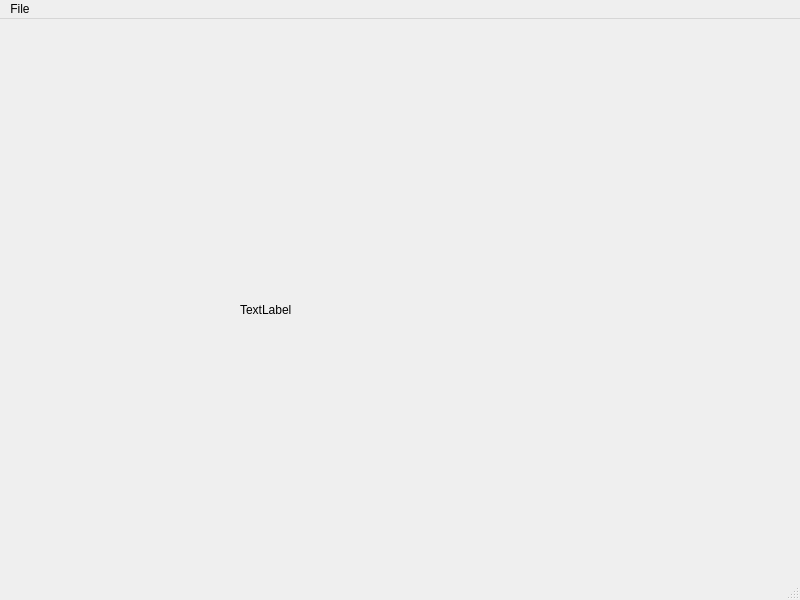
The window that mainwindow.ui (marl0vv/PROMETHEEMethodsApp) describes before a commit, drawn with Qt 5.
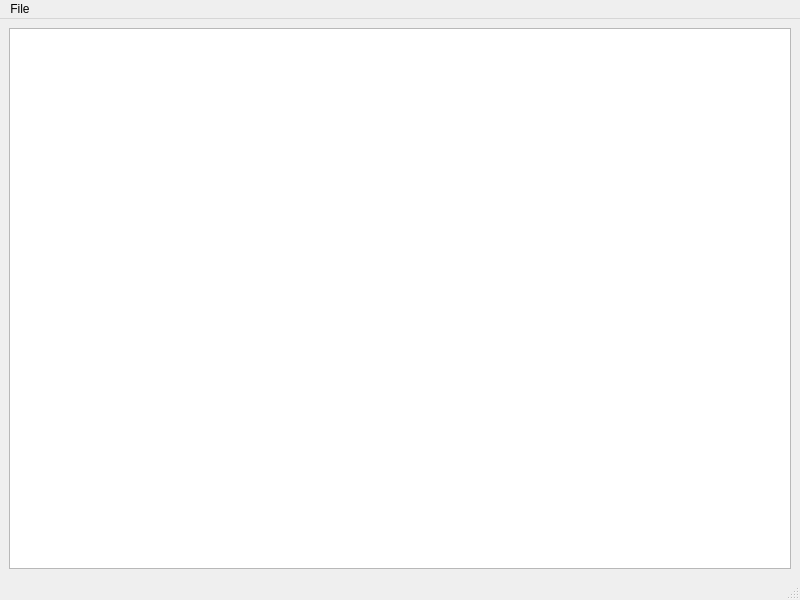
The same window after the commit.

Diff of the .ui file:
```diff
--- a/mainwindow.ui
+++ b/mainwindow.ui
@@ -14,19 +14,11 @@
    <string>MainWindow</string>
   </property>
   <widget class="QWidget" name="centralwidget">
-   <widget class="QLabel" name="label">
-    <property name="geometry">
-     <rect>
-      <x>240</x>
-      <y>240</y>
-      <width>161</width>
-      <height>101</height>
-     </rect>
-    </property>
-    <property name="text">
-     <string>TextLabel</string>
-    </property>
-   </widget>
+   <layout class="QGridLayout" name="gridLayout">
+    <item row="0" column="0">
+     <widget class="QTableWidget" name="tableWidget"/>
+    </item>
+   </layout>
   </widget>
   <widget class="QMenuBar" name="menubar">
    <property name="geometry">
```
